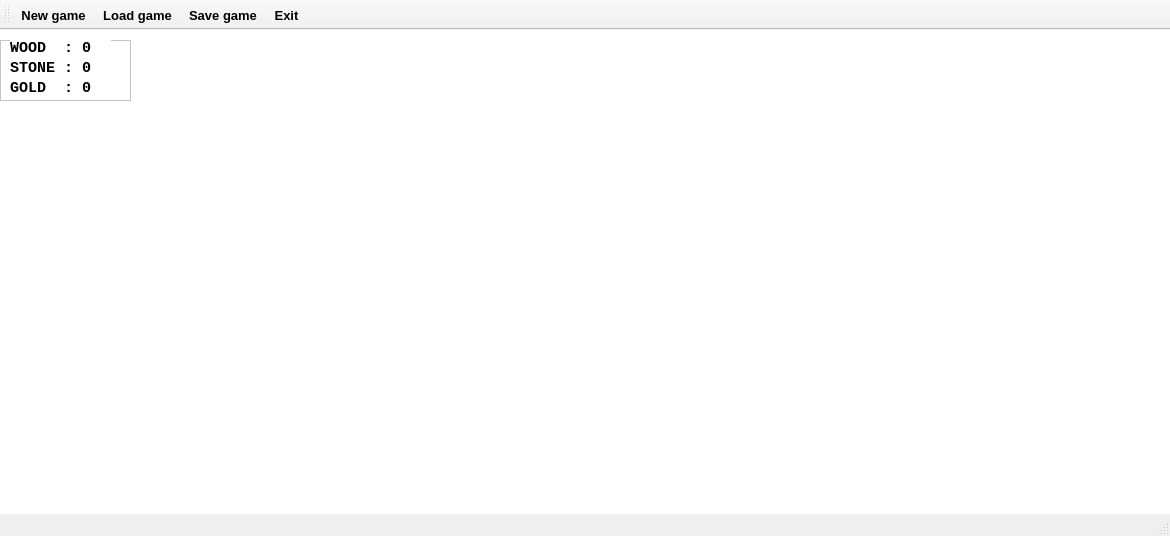
Qt form thegame.ui (Makxior/QTGame) before a commit.
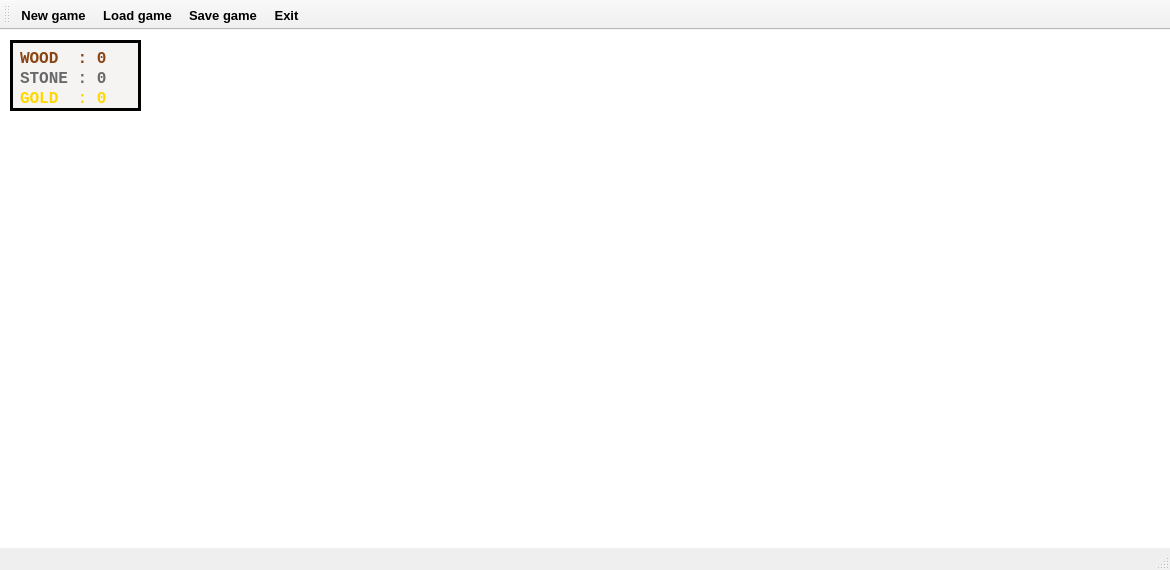
The same form after that commit. Icons and pictures are not drawn.

Diff of the .ui file:
```diff
--- a/thegame.ui
+++ b/thegame.ui
@@ -7,7 +7,7 @@
     <x>0</x>
     <y>0</y>
     <width>1170</width>
-    <height>536</height>
+    <height>570</height>
    </rect>
   </property>
   <property name="windowTitle">
@@ -23,10 +23,10 @@
    <widget class="QLabel" name="player">
     <property name="geometry">
      <rect>
-      <x>300</x>
-      <y>140</y>
-      <width>51</width>
-      <height>81</height>
+      <x>320</x>
+      <y>250</y>
+      <width>60</width>
+      <height>87</height>
      </rect>
     </property>
     <property name="text">
@@ -45,8 +45,8 @@
    <widget class="QLabel" name="wood">
     <property name="geometry">
      <rect>
-      <x>10</x>
-      <y>100</y>
+      <x>210</x>
+      <y>20</y>
       <width>191</width>
       <height>151</height>
      </rect>
@@ -61,23 +61,32 @@
    <widget class="QFrame" name="frame">
     <property name="geometry">
      <rect>
-      <x>0</x>
+      <x>10</x>
       <y>10</y>
       <width>131</width>
-      <height>61</height>
+      <height>71</height>
      </rect>
     </property>
+    <property name="styleSheet">
+     <string notr="true">background-color:rgb(246, 244, 243)</string>
+    </property>
     <property name="frameShape">
-     <enum>QFrame::StyledPanel</enum>
+     <enum>QFrame::Box</enum>
     </property>
     <property name="frameShadow">
-     <enum>QFrame::Raised</enum>
+     <enum>QFrame::Plain</enum>
+    </property>
+    <property name="lineWidth">
+     <number>3</number>
+    </property>
+    <property name="midLineWidth">
+     <number>4</number>
     </property>
     <widget class="QLabel" name="AmountOfGold">
      <property name="geometry">
       <rect>
        <x>10</x>
-       <y>40</y>
+       <y>50</y>
        <width>101</width>
        <height>16</height>
       </rect>
@@ -85,11 +94,14 @@
      <property name="font">
       <font>
        <family>Courier New</family>
-       <pointsize>11</pointsize>
+       <pointsize>12</pointsize>
        <weight>75</weight>
        <bold>true</bold>
       </font>
      </property>
+     <property name="styleSheet">
+      <string notr="true">color:rgb(255,215,0)</string>
+     </property>
      <property name="text">
       <string>GOLD  : 0</string>
      </property>
@@ -98,7 +110,7 @@
      <property name="geometry">
       <rect>
        <x>10</x>
-       <y>20</y>
+       <y>30</y>
        <width>101</width>
        <height>16</height>
       </rect>
@@ -106,11 +118,14 @@
      <property name="font">
       <font>
        <family>Courier New</family>
-       <pointsize>11</pointsize>
+       <pointsize>12</pointsize>
        <weight>75</weight>
        <bold>true</bold>
       </font>
      </property>
+     <property name="styleSheet">
+      <string notr="true">color:rgb(105,105,105)</string>
+     </property>
      <property name="text">
       <string>STONE : 0</string>
      </property>
@@ -119,7 +134,7 @@
      <property name="geometry">
       <rect>
        <x>10</x>
-       <y>0</y>
+       <y>10</y>
        <width>101</width>
        <height>16</height>
       </rect>
@@ -127,11 +142,14 @@
      <property name="font">
       <font>
        <family>Courier New</family>
-       <pointsize>11</pointsize>
+       <pointsize>12</pointsize>
        <weight>75</weight>
        <bold>true</bold>
       </font>
      </property>
+     <property name="styleSheet">
+      <string notr="true">color:	rgb(139,69,19)</string>
+     </property>
      <property name="text">
       <string>WOOD  : 0</string>
      </property>
@@ -140,7 +158,7 @@
    <widget class="QLabel" name="stone">
     <property name="geometry">
      <rect>
-      <x>380</x>
+      <x>550</x>
       <y>10</y>
       <width>221</width>
       <height>181</height>
```
Left out of the diff: 5 changed lines with no effect on the pictures.
